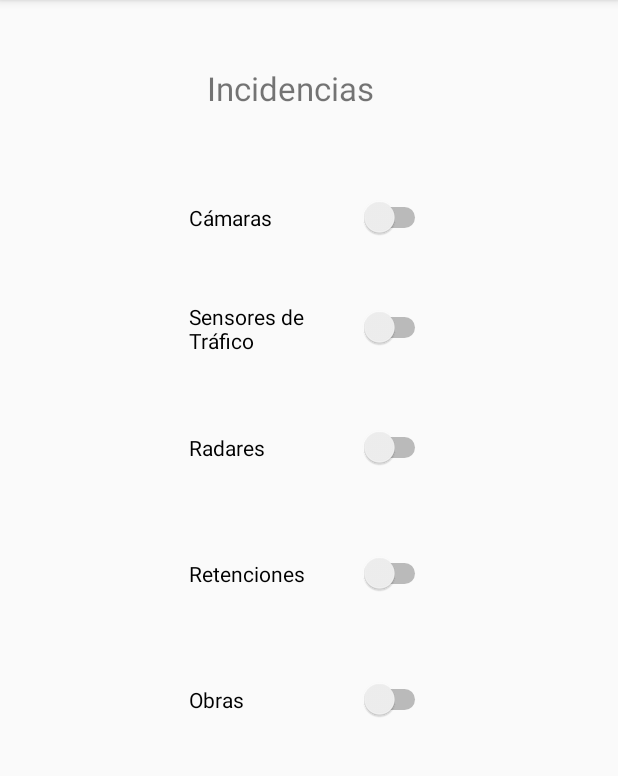
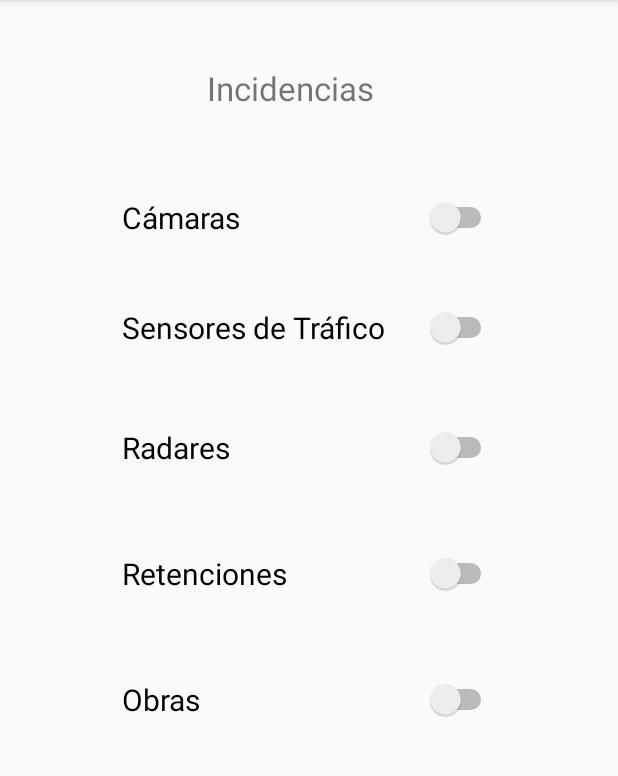
Before and after one commit to FLegaza/DriveAlert1, an Android app: the Incidencias screen opened directly, with no data from a screen before it, on a phone screen of 412 x 824 dp, the part 84-860 px from its top. Run offline under Robolectric (Android 15) with nearby library versions, the phone set to English and light mode, and no system bars.

Commit message:
Arreglando tanto ruta como incidencias

```diff
--- a/app/src/main/res/layout/activity_incidence.xml
+++ b/app/src/main/res/layout/activity_incidence.xml
@@ -24,10 +24,11 @@
 
         <Switch
             android:id="@+id/SwCamaras"
-            android:layout_width="161dp"
+            android:layout_width="250dp"
             android:layout_height="34dp"
             android:checked="false"
             android:text="@string/incid1"
+            android:textSize="20sp"
             app:layout_constraintBottom_toBottomOf="parent"
             app:layout_constraintHorizontal_bias="0.502"
             app:layout_constraintLeft_toLeftOf="parent"
@@ -37,10 +38,11 @@
 
         <Switch
             android:id="@+id/SwSensores"
-            android:layout_width="161dp"
+            android:layout_width="250dp"
             android:layout_height="34dp"
             android:checked="false"
             android:text="@string/incid2"
+            android:textSize="20sp"
             app:layout_constraintBottom_toBottomOf="parent"
             app:layout_constraintHorizontal_bias="0.502"
             app:layout_constraintLeft_toLeftOf="parent"
@@ -50,10 +52,11 @@
 
         <Switch
             android:id="@+id/SwRadar"
-            android:layout_width="161dp"
+            android:layout_width="250dp"
             android:layout_height="34dp"
             android:checked="false"
             android:text="@string/incid3"
+            android:textSize="20sp"
             app:layout_constraintBottom_toBottomOf="parent"
             app:layout_constraintHorizontal_bias="0.502"
             app:layout_constraintLeft_toLeftOf="parent"
@@ -63,10 +66,11 @@
 
         <Switch
             android:id="@+id/SwReten"
-            android:layout_width="161dp"
+            android:layout_width="250dp"
             android:layout_height="34dp"
             android:checked="false"
             android:text="@string/incid4"
+            android:textSize="20sp"
             app:layout_constraintBottom_toBottomOf="parent"
             app:layout_constraintHorizontal_bias="0.502"
             app:layout_constraintLeft_toLeftOf="parent"
@@ -76,10 +80,11 @@
 
         <Switch
             android:id="@+id/SwObra"
-            android:layout_width="161dp"
+            android:layout_width="250dp"
             android:layout_height="34dp"
             android:checked="false"
             android:text="@string/incid5"
+            android:textSize="20sp"
             app:layout_constraintBottom_toBottomOf="parent"
             app:layout_constraintHorizontal_bias="0.502"
             app:layout_constraintLeft_toLeftOf="parent"
```
